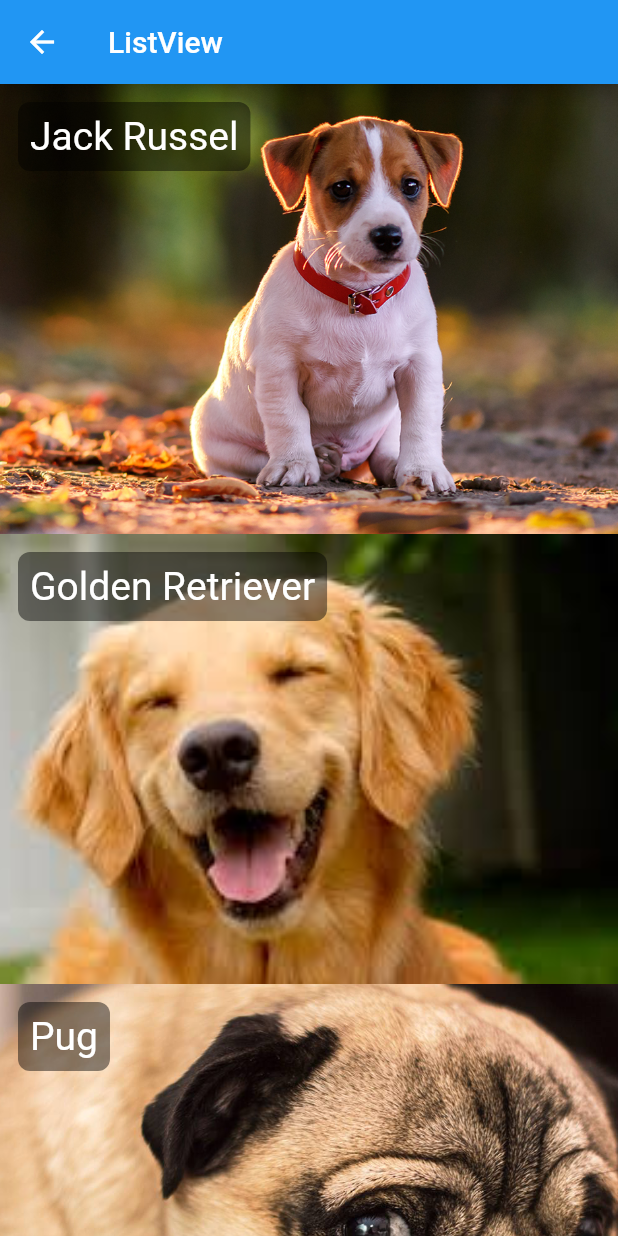
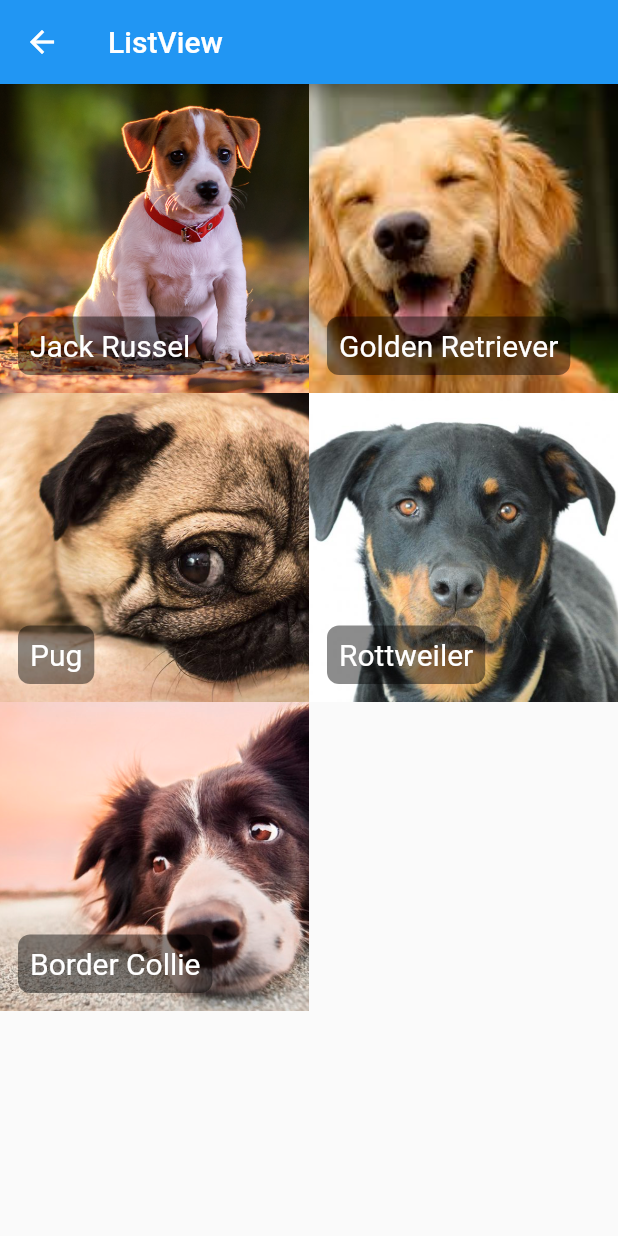
Before and after one commit to tGeanezini/flutter_example, a Flutter app: the HelloListView screen opened directly, on a phone screen of 412 x 824 dp. Run offline on Flutter 3.47's test engine with Material 2 defaults, Android fonts, the phone set to English and light mode, and no system bars.

Commit message:
Add gridview

```diff
--- a/lib/pages/hello_list_view.dart
+++ b/lib/pages/hello_list_view.dart
@@ -21,9 +21,9 @@ class HelloListView extends StatelessWidget {
       Dog('Border Collie', 'assets/images/dog5.png'),
     ];
 
-    return ListView.builder(
+    return GridView.builder(
+      gridDelegate: SliverGridDelegateWithFixedCrossAxisCount(crossAxisCount: 2),
       itemCount: dogs.length,
-      itemExtent: 300,
       itemBuilder: (context, index) {
         final dog = dogs[index];
         return Stack(
@@ -31,7 +31,7 @@ class HelloListView extends StatelessWidget {
           children: <Widget>[
             _img(dog.photo),
             Container(
-              alignment: Alignment.topLeft,
+              alignment: Alignment.bottomLeft,
               child: Container(
                 margin: EdgeInsets.all(12),
                 padding: EdgeInsets.all(8),
@@ -42,7 +42,7 @@ class HelloListView extends StatelessWidget {
                 child: Text(
                   dog.name,
                   style: TextStyle(
-                    fontSize: 26,
+                    fontSize: 20,
                     color: Colors.white,
                   ),
                 ),
```
